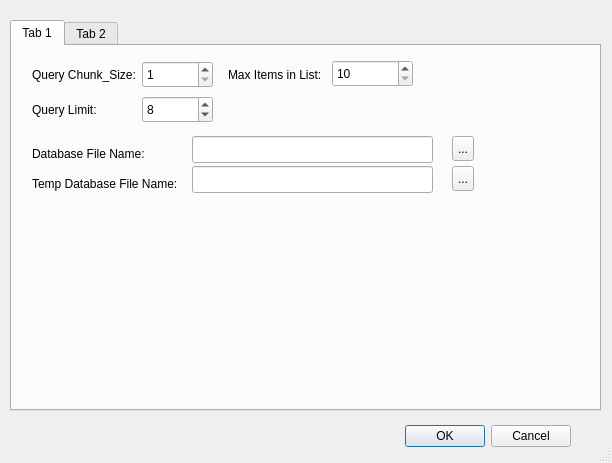
First picture: the form in src/DawnlightSearch/Ui_advanced_setting_dialog.ui, repository chg-hou/DawnlightSearch, before the edit.
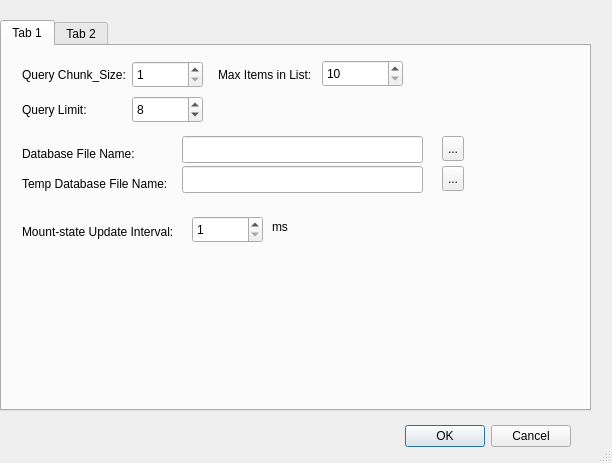
Second picture: the form after the edit.

What changed in the file:
```diff
--- a/src/DawnlightSearch/Ui_advanced_setting_dialog.ui
+++ b/src/DawnlightSearch/Ui_advanced_setting_dialog.ui
@@ -35,7 +35,7 @@
   <widget class="QTabWidget" name="tabWidget">
    <property name="geometry">
     <rect>
-     <x>10</x>
+     <x>0</x>
      <y>20</y>
      <width>591</width>
      <height>391</height>
@@ -255,6 +255,72 @@
       <string>...</string>
      </property>
     </widget>
+    <widget class="QLabel" name="label_query_chuck_size_3">
+     <property name="geometry">
+      <rect>
+       <x>20</x>
+       <y>165</y>
+       <width>171</width>
+       <height>41</height>
+      </rect>
+     </property>
+     <property name="text">
+      <string>Mount-state Update Interval:</string>
+     </property>
+     <property name="wordWrap">
+      <bool>false</bool>
+     </property>
+    </widget>
+    <widget class="QSpinBox" name="spinBox_mount_state_update_interval">
+     <property name="geometry">
+      <rect>
+       <x>190</x>
+       <y>170</y>
+       <width>71</width>
+       <height>27</height>
+      </rect>
+     </property>
+     <property name="layoutDirection">
+      <enum>Qt::LeftToRight</enum>
+     </property>
+     <property name="autoFillBackground">
+      <bool>false</bool>
+     </property>
+     <property name="buttonSymbols">
+      <enum>QAbstractSpinBox::UpDownArrows</enum>
+     </property>
+     <property name="accelerated">
+      <bool>true</bool>
+     </property>
+     <property name="showGroupSeparator" stdset="0">
+      <bool>false</bool>
+     </property>
+     <property name="minimum">
+      <number>1</number>
+     </property>
+     <property name="maximum">
+      <number>999999999</number>
+     </property>
+     <property name="value">
+      <number>1</number>
+     </property>
+    </widget>
+    <widget class="QLabel" name="label_query_chuck_size_4">
+     <property name="geometry">
+      <rect>
+       <x>270</x>
+       <y>170</y>
+       <width>31</width>
+       <height>21</height>
+      </rect>
+     </property>
+     <property name="text">
+      <string>ms</string>
+     </property>
+     <property name="wordWrap">
+      <bool>false</bool>
+     </property>
+    </widget>
    </widget>
    <widget class="QWidget" name="tab_2">
     <attribute name="title">
```
